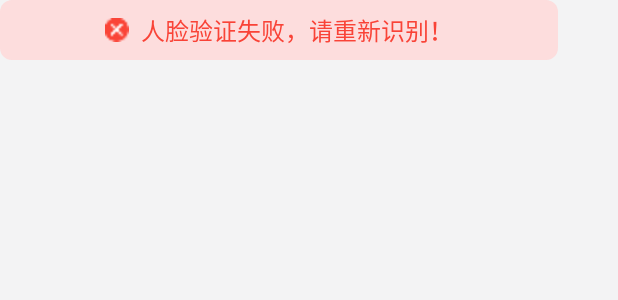
After one commit to wstszx/Self_service_gate, an Android app: the layout dialog_login_error.xml on its own in the app's theme, with its tools: preview values and no code run, on a phone screen of 412 x 824 dp. The commit adds this screen. Shown: the top 300 px of the screen. Run offline under Robolectric (Android 15) with nearby library versions, the phone set to English and light mode, and no system bars.

Commit message:
调整登录页面ui

```diff
--- a/app/src/main/java/com/example/self_service_gate/ui/FaceRecognitionFragment.java
+++ b/app/src/main/java/com/example/self_service_gate/ui/FaceRecognitionFragment.java
@@ -12,37 +12,22 @@ import android.view.ViewGroup;
 import android.view.animation.Animation;
 import android.view.animation.AnimationUtils;
 import android.view.animation.LinearInterpolator;
-import android.widget.Button;
 import android.widget.FrameLayout;
 import android.widget.ImageView;
 
 import androidx.annotation.NonNull;
-import androidx.camera.core.CameraSelector;
-import androidx.camera.core.Preview;
-import androidx.camera.lifecycle.ProcessCameraProvider;
-import androidx.camera.view.PreviewView;
 import androidx.constraintlayout.widget.ConstraintLayout;
-import androidx.core.app.ActivityCompat;
 import androidx.core.content.ContextCompat;
 import androidx.fragment.app.Fragment;
-import androidx.navigation.NavController;
 import androidx.navigation.fragment.NavHostFragment;
 
 import com.blankj.utilcode.util.ToastUtils;
-import com.blankj.utilcode.util.TouchUtils;
 import com.example.self_service_gate.R;
 import com.example.self_service_gate.databinding.FragmentFaceRecognitionBinding;
 import com.example.self_service_gate.view.AutoFitTextureView;
 import com.example.self_service_gate.view.CameraPreview;
-import com.google.common.util.concurrent.ListenableFuture;
 
 import java.io.File;
-import java.io.FileNotFoundException;
-import java.io.FileOutputStream;
-import java.io.IOException;
-import java.util.concurrent.ExecutionException;
-
-import static android.provider.MediaStore.Files.FileColumns.MEDIA_TYPE_IMAGE;
 
 
 public class FaceRecognitionFragment extends Fragment {
@@ -150,22 +135,22 @@ public class FaceRecognitionFragment extends Fragment {
 
         @Override
         public void onPictureTaken(byte[] data, Camera camera) {
-
-            File pictureFile = getOutputMediaFile(MEDIA_TYPE_IMAGE);
-            if (pictureFile == null) {
-                Log.d("mylog", "Error creating media file, check storage permissions");
-                return;
-            }
-
-            try {
-                FileOutputStream fos = new FileOutputStream(pictureFile);
-                fos.write(data);
-                fos.close();
-            } catch (FileNotFoundException e) {
-                Log.d("mylog", "File not found: " + e.getMessage());
-            } catch (IOException e) {
-                Log.d("mylog", "Error accessing file: " + e.getMessage());
-            }
+            mConstraint3.setVisibility(View.VISIBLE);
+//            File pictureFile = getOutputMediaFile(MEDIA_TYPE_IMAGE);
+//            if (pictureFile == null) {
+//                Log.d("mylog", "Error creating media file, check storage permissions");
+//                return;
+//            }
+//
+//            try {
+//                FileOutputStream fos = new FileOutputStream(pictureFile);
+//                fos.write(data);
+//                fos.close();
+//            } catch (FileNotFoundException e) {
+//                Log.d("mylog", "File not found: " + e.getMessage());
+//            } catch (IOException e) {
+//                Log.d("mylog", "Error accessing file: " + e.getMessage());
+//            }
         }
     };
 
--- a/app/src/main/java/com/example/self_service_gate/ui/LoginFragment.java
+++ b/app/src/main/java/com/example/self_service_gate/ui/LoginFragment.java
@@ -2,6 +2,7 @@ package com.example.self_service_gate.ui;
 
 import android.Manifest;
 import android.content.pm.PackageManager;
+import android.net.Uri;
 import android.os.Bundle;
 
 import androidx.annotation.NonNull;
@@ -71,6 +72,7 @@ public class LoginFragment extends Fragment implements View.OnClickListener {
         return mFragmentLoginBinding.getRoot();
     }
 
+
 //    private void requestPermission() {
 //        if (ContextCompat.checkSelfPermission(getContext(), Manifest.permission.CAMERA) != PackageManager.PERMISSION_GRANTED) {
 //            if (ActivityCompat.shouldShowRequestPermissionRationale(getActivity(), Manifest.permission.CAMERA)) {
--- a/app/src/main/java/com/example/self_service_gate/viewmodels/LoginViewModel.java
+++ b/app/src/main/java/com/example/self_service_gate/viewmodels/LoginViewModel.java
@@ -1,7 +1,6 @@
 package com.example.self_service_gate.viewmodels;
 
 
-import androidx.lifecycle.LiveData;
 import androidx.lifecycle.MutableLiveData;
 import androidx.lifecycle.ViewModel;
 
--- /dev/null
+++ b/app/src/main/res/drawable/shape_red_1.xml
@@ -0,0 +1,5 @@
+<?xml version="1.0" encoding="utf-8"?>
+<shape android:shape="rectangle" xmlns:android="http://schemas.android.com/apk/res/android">
+    <solid android:color="#FDDDDD" />
+    <corners android:radius="@dimen/dp_4" />
+</shape>
--- /dev/null
+++ b/app/src/main/res/layout/dialog_login_error.xml
@@ -0,0 +1,36 @@
+<?xml version="1.0" encoding="utf-8"?>
+<androidx.constraintlayout.widget.ConstraintLayout xmlns:android="http://schemas.android.com/apk/res/android"
+    xmlns:app="http://schemas.android.com/apk/res-auto"
+    android:layout_width="wrap_content"
+    android:layout_height="wrap_content"
+    android:background="@drawable/shape_red_1">
+
+    <ImageView
+        android:id="@+id/iv"
+        android:layout_width="16dp"
+        android:layout_height="16dp"
+        android:layout_marginStart="70dp"
+        android:src="@drawable/error"
+        app:layout_constraintBottom_toBottomOf="parent"
+        app:layout_constraintEnd_toStartOf="@id/tv"
+        app:layout_constraintStart_toStartOf="parent"
+        app:layout_constraintTop_toTopOf="parent" />
+
+    <TextView
+        android:id="@+id/tv"
+        android:layout_width="wrap_content"
+        android:layout_height="wrap_content"
+        android:layout_marginStart="8dp"
+        android:layout_marginTop="@dimen/dp_10"
+        android:layout_marginEnd="70dp"
+        android:layout_marginBottom="@dimen/dp_10"
+        android:text="人脸验证失败，请重新识别！"
+        android:textColor="#F94337"
+        android:textSize="16sp"
+        app:layout_constraintBottom_toBottomOf="parent"
+        app:layout_constraintEnd_toEndOf="parent"
+        app:layout_constraintStart_toEndOf="@id/iv"
+        app:layout_constraintTop_toTopOf="parent" />
+
+
+</androidx.constraintlayout.widget.ConstraintLayout>
```
Also changed, not shown: app/src/main/res/drawable-xxhdpi/error.png (added).
